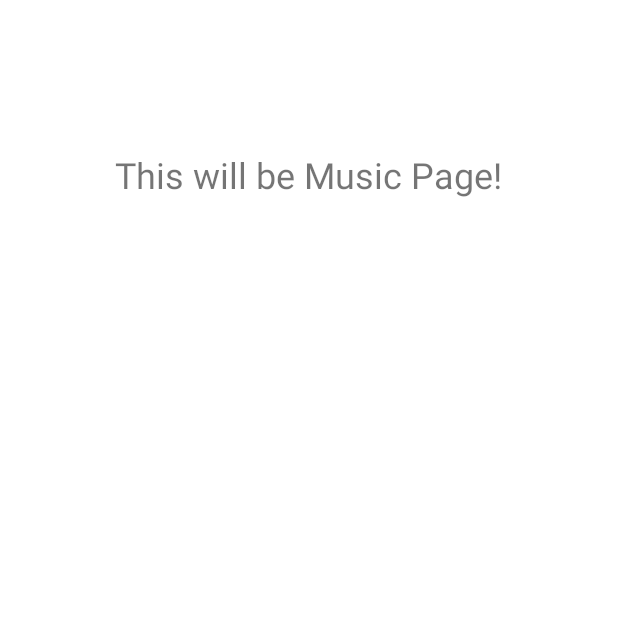
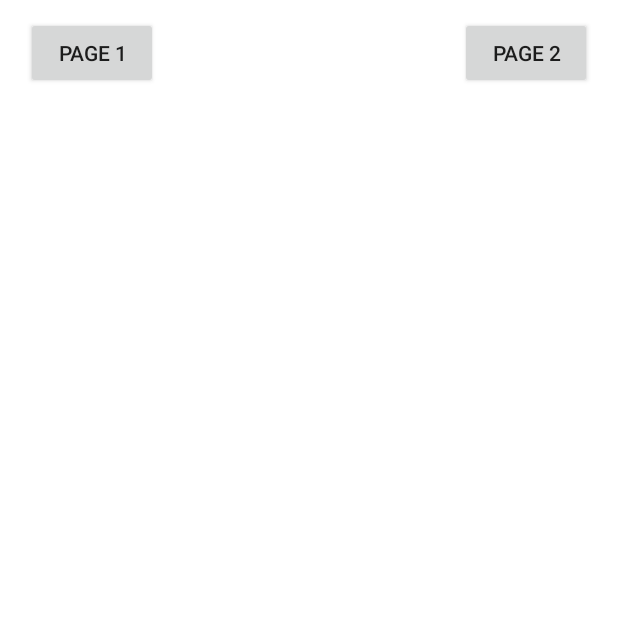
Before and after one commit to MoustafaNaquib/DeviMandir, an Android app: the MusicActivity screen opened directly, with no data from a screen before it, on a phone screen of 412 x 824 dp, the top half of it. Run offline under Robolectric (Android 15) with nearby library versions, the phone set to English and light mode, and no system bars; network calls fail.

Commit message:
Added webviews and basic functionality for table of contents

```diff
--- a/app/src/main/java/edu/wwu/devimandir/devimandir/MusicActivity.java
+++ b/app/src/main/java/edu/wwu/devimandir/devimandir/MusicActivity.java
@@ -10,6 +10,7 @@ import android.widget.AdapterView;
 import android.widget.ArrayAdapter;
 import android.widget.Button;
 import android.widget.ListView;
+import android.widget.Toast;
 
 public class MusicActivity extends AppCompatActivity {
 
@@ -17,7 +18,7 @@ public class MusicActivity extends AppCompatActivity {
     private DrawerLayout mDrawerLayout;
     private ListView mDrawerList;
     private ArrayAdapter<String> mAdapter;
-    private Button hamburger;
+    private Button page1, page2;
 
     @Override
     protected void onCreate(Bundle savedInstanceState) {
@@ -30,18 +31,45 @@ public class MusicActivity extends AppCompatActivity {
             // Get view by id for needed elements
             mDrawerList = (ListView) findViewById(R.id.navList);
             mDrawerLayout = (DrawerLayout) findViewById(R.id.drawer_layout);
-//            hamburger = (Button) findViewById(R.id.hamburger);
+
+
+            page1 = (Button) findViewById(R.id.page1);
+            page2 = (Button) findViewById(R.id.page2);
 
 
             // Create array adapter to insert array of page names into side menu
             mAdapter = new ArrayAdapter<String>(this, R.layout.list_item_style, sideMenuPages);
             mDrawerList.setAdapter(mAdapter);
-//            hamburger.setOnClickListener(new View.OnClickListener() {
+
+
+            View.OnClickListener x = new View.OnClickListener() {
+                @Override
+                public void onClick(View v) {
+                    //String toc_tag = (String) v.getTag();
+                    int toc_index = Integer.parseInt((String) v.getTag());
+                    //Toast.makeText(MusicActivity.this, "" + y, Toast.LENGTH_SHORT).show();
+                    // open new pdf activity and send page information
+                    Intent intent = new Intent(getBaseContext(), BookActivity.class);
+                    intent.putExtra("toc_page", toc_index);
+                    startActivity(intent);
+                }
+            };
+
+             // Bind events.
+            page1.setOnClickListener(x);
+            page2.setOnClickListener(x);
+
+//            page1.setOnClickListener(new View.OnClickListener() {
 //                @Override
 //                public void onClick(View v) {
-//                    openDrawer();
+//                    // open new pdf activity and send page information
+//                    Intent intent = new Intent(getBaseContext(), BookActivity.class);
+//                    intent.putExtra("toc_page", 1);
+//                    startActivity(intent);
 //                }
 //            });
+
+
 
             mDrawerList.setOnItemClickListener(new AdapterView.OnItemClickListener() {
                 @Override
--- a/app/src/main/res/layout/activity_music.xml
+++ b/app/src/main/res/layout/activity_music.xml
@@ -16,22 +16,31 @@
             android:layout_width="wrap_content"
             android:layout_height="wrap_content"
             android:layout_centerHorizontal="true"
-            android:text="This will be Music Page!"
             android:textSize="24sp"
             android:gravity="center"
             android:layout_marginTop="100dp"/>
 
-        <!--<Button-->
-            <!--android:id="@+id/hamburger"-->
-            <!--android:layout_width="wrap_content"-->
-            <!--android:layout_height="wrap_content"-->
-            <!--android:text="Bookmark"-->
-            <!--android:layout_alignParentTop="true"-->
-            <!--android:layout_alignParentLeft="true"-->
-            <!--android:layout_alignParentStart="true"-->
-            <!--android:layout_marginLeft="17dp"-->
-            <!--android:layout_marginStart="17dp"-->
-            <!--android:layout_marginTop="11dp" />-->
+        <Button
+            android:id="@+id/page2"
+            android:layout_width="wrap_content"
+            android:layout_height="wrap_content"
+            android:text="page 2"
+            android:tag="2"
+            android:layout_alignParentTop="true"
+            android:layout_alignParentRight="true"
+            android:layout_marginRight="17dp"
+            android:layout_marginTop="11dp" />
+
+        <Button
+            android:id="@+id/page1"
+            android:layout_width="wrap_content"
+            android:layout_height="wrap_content"
+            android:text="page 1"
+            android:tag="1"
+            android:layout_alignParentTop="true"
+            android:layout_alignParentLeft="true"
+            android:layout_marginLeft="17dp"
+            android:layout_marginTop="11dp" />
 
         <FrameLayout
             android:id="@+id/container"
--- a/app/src/main/res/layout/list_item_style.xml
+++ b/app/src/main/res/layout/list_item_style.xml
@@ -2,7 +2,6 @@
 <TextView
     xmlns:android="http://schemas.android.com/apk/res/android"
     android:id="@+id/list_item_style"
-
     android:layout_width= "match_parent"
     android:layout_height="wrap_content"
     android:layout_marginLeft="16dp"
```
Also changed, not shown: app/src/main/AndroidManifest.xml (+4 -4 lines), app/src/main/java/edu/wwu/devimandir/devimandir/BookActivity.java (+14 -3 lines), app/src/main/java/edu/wwu/devimandir/devimandir/MainActivity.java (+43 -13 lines), app/src/main/java/edu/wwu/devimandir/devimandir/PdfRendererBasicFragment.java (+27 -2 lines), app/src/main/res/layout/activity_main.xml (+15 -17 lines), app/src/main/res/menu/bookmarks.xml (+9 -2 lines), app/src/main/res/drawable/ic_table_of_contents.png (added).
